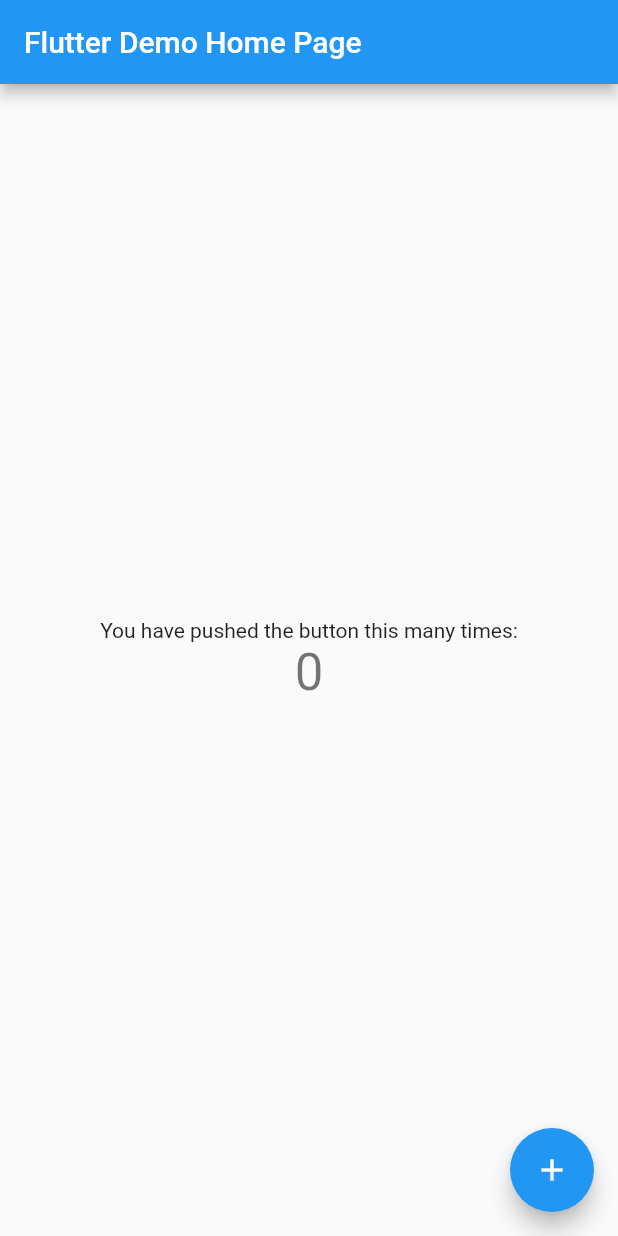
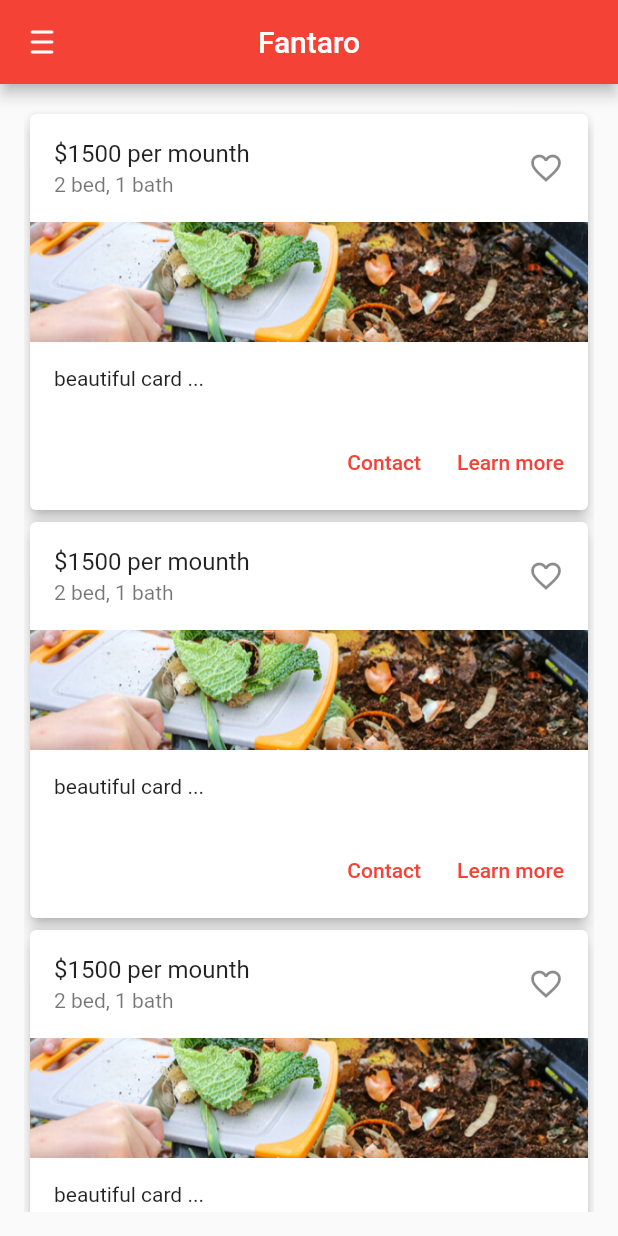
Before and after one commit to Bloom-Rvls/Fantaro-Solution-challenge, a Flutter app: the screen it shows after launch, on a phone screen of 412 x 824 dp. Run offline on Flutter 3.47's test engine with Material 2 defaults, Android fonts, the light colour scheme and no system bars.

Commit message:
test card

```diff
--- a/lib/main.dart
+++ b/lib/main.dart
@@ -11,35 +11,18 @@
   @override
   Widget build(BuildContext context) {
     return MaterialApp(
+      debugShowCheckedModeBanner: false,
       title: 'Flutter Demo',
       theme: ThemeData(
-        // This is the theme of your application.
-        //
-        // Try running your application with "flutter run". You'll see the
-        // application has a blue toolbar. Then, without quitting the app, try
-        // changing the primarySwatch below to Colors.green and then invoke
-        // "hot reload" (press "r" in the console where you ran "flutter run",
-        // or simply save your changes to "hot reload" in a Flutter IDE).
-        // Notice that the counter didn't reset back to zero; the application
-        // is not restarted.
-        primarySwatch: Colors.blue,
+        primarySwatch: Colors.red,
       ),
-      home: const MyHomePage(title: 'Flutter Demo Home Page'),
+      home: const MyHomePage(title: 'Fantaro'),
     );
   }
 }
 
 class MyHomePage extends StatefulWidget {
   const MyHomePage({super.key, required this.title});
-
-  // This widget is the home page of your application. It is stateful, meaning
-  // that it has a State object (defined below) that contains fields that affect
-  // how it looks.
-
-  // This class is the configuration for the state. It holds the values (in this
-  // case the title) provided by the parent (in this case the App widget) and
-  // used by the build method of the State. Fields in a Widget subclass are
-  // always marked "final".
 
   final String title;
 
@@ -48,68 +31,146 @@
 }
 
 class _MyHomePageState extends State<MyHomePage> {
-  int _counter = 0;
-
-  void _incrementCounter() {
-    setState(() {
-      // This call to setState tells the Flutter framework that something has
-      // changed in this State, which causes it to rerun the build method below
-      // so that the display can reflect the updated values. If we changed
-      // _counter without calling setState(), then the build method would not be
-      // called again, and so nothing would appear to happen.
-      _counter++;
-    });
-  }
-
   @override
   Widget build(BuildContext context) {
-    // This method is rerun every time setState is called, for instance as done
-    // by the _incrementCounter method above.
-    //
-    // The Flutter framework has been optimized to make rerunning build methods
-    // fast, so that you can just rebuild anything that needs updating rather
-    // than having to individually change instances of widgets.
     return Scaffold(
       appBar: AppBar(
-        // Here we take the value from the MyHomePage object that was created by
-        // the App.build method, and use it to set our appbar title.
-        title: Text(widget.title),
+        title: Text(
+          widget.title,
         ),
-      body: Center(
-        // Center is a layout widget. It takes a single child and positions it
-        // in the middle of the parent.
+        centerTitle: true,
+
+        // ignore: prefer_const_constructors
+        leading: IconButton(
+          // ignore: prefer_const_constructors
+          icon: Icon(
+            Icons.density_medium_rounded,
+            color: Colors.white,
+            size: 20,
+          ),
+          onPressed: null,
+        ),
+      ),
+      body: Container(
+        padding: EdgeInsets.all(16.0),
+        child: SingleChildScrollView(
+          scrollDirection: Axis.vertical,
           child: Column(
-          // Column is also a layout widget. It takes a list of children and
-          // arranges them vertically. By default, it sizes itself to fit its
-          // children horizontally, and tries to be as tall as its parent.
-          //
-          // Invoke "debug painting" (press "p" in the console, choose the
-          // "Toggle Debug Paint" action from the Flutter Inspector in Android
-          // Studio, or the "Toggle Debug Paint" command in Visual Studio Code)
-          // to see the wireframe for each widget.
-          //
-          // Column has various properties to control how it sizes itself and
-          // how it positions its children. Here we use mainAxisAlignment to
-          // center the children vertically; the main axis here is the vertical
-          // axis because Columns are vertical (the cross axis would be
-          // horizontal).
-          mainAxisAlignment: MainAxisAlignment.center,
-          children: <Widget>[
-            const Text(
-              'You have pushed the button this many times:',
+            children: [
+              buildCard(),
+              buildCard(),
+              buildCard(),
+              buildCard(),
+              buildCard(),
+              buildCard(),
+            ],
+          ),
+        ),
+      ),
+
+      /*body: Center(
+        child: Card(
+          elevation: 20,
+          shadowColor: Colors.black,
+          color: Colors.white,
+          child: SizedBox(
+            width: 300,
+            height: 500,
+            child: Padding(
+              padding: const EdgeInsets.all(20.0),
+              child: Column(
+                children: [
+                  CircleAvatar(
+                    backgroundColor: Colors.purple,
+                    radius: 108,
+                    child: const CircleAvatar(
+                      backgroundColor: Colors.amber,
+                      radius: 100,
+                    ),
+                  ),
+                  const SizedBox(
+                    height: 10,
                   ),
                   Text(
-              '$_counter',
-              style: Theme.of(context).textTheme.headlineMedium,
+                    'Fantaro project',
+                    style: TextStyle(
+                      fontSize: 30,
+                      color: Colors.blue,
+                      fontWeight: FontWeight.w500,
+                    ),
+                  ),
+                  const SizedBox(
+                    height: 10,
+                  ),
+                  SizedBox(
+                    width: 100,
+                    child: ElevatedButton(
+                      onPressed: () => 'Null',
+                      style: ButtonStyle(
+                        backgroundColor: MaterialStateProperty.all(Colors.blue),
+                      ),
+                      child: Padding(
+                        padding: const EdgeInsets.all(4),
+                        child: Row(
+                          children: const[
+                            Icon(Icons.touch_app),
+                            Text('Visit')
+                          ],
+                        ),
+                        ),
+                    ),
                   ),
                 ],
               ),
             ),
-      floatingActionButton: FloatingActionButton(
-        onPressed: _incrementCounter,
-        tooltip: 'Increment',
-        child: const Icon(Icons.add),
-      ), // This trailing comma makes auto-formatting nicer for build methods.
+          ),
+        ),
+
+      ),*/
+    );
+  }
+
+  Card buildCard() {
+    var heading = '\$1500 per mounth';
+    var subheading = '2 bed, 1 bath';
+    var cardImage = const AssetImage('images/compostage.jpg');
+    var supportingText = 'beautiful card ...';
+
+    return Card(
+      elevation: 4.0,
+      child: Column(
+        children: [
+          ListTile(
+            title: Text(heading),
+            subtitle: Text(subheading),
+            trailing: Icon(Icons.favorite_outline),
+          ),
+          Container(
+            height: 80.0,
+            child: Ink.image(
+              image: cardImage,
+              fit:  BoxFit.cover,
+            ),
+          ),
+          Container(
+            padding: EdgeInsets.all(16.0),
+            alignment: Alignment.centerLeft,
+            child: Text(supportingText),
+          ),
+          ButtonBar(
+            children: [
+              TextButton(
+                onPressed: () {/* */},
+                child: const Text('Contact')
+              ),
+              TextButton(
+                onPressed: () {/* */},
+                child: const Text('Learn more')
+              ),
+            ],
+          ),
+        ],
+      ),
     );
   }
 }
--- a/pubspec.yaml
+++ b/pubspec.yaml
@@ -59,9 +59,8 @@
   uses-material-design: true
 
   # To add assets to your application, add an assets section, like this:
-  # assets:
-  #   - images/a_dot_burr.jpeg
-  #   - images/a_dot_ham.jpeg
+  assets:
+    - images/compostage.jpg
 
   # An image asset can refer to one or more resolution-specific "variants", see
   # https://flutter.dev/assets-and-images/#resolution-aware
```
Also changed, not shown: images/compostage.jpg (added). Lines whose indentation alone changed are shown as unchanged.
